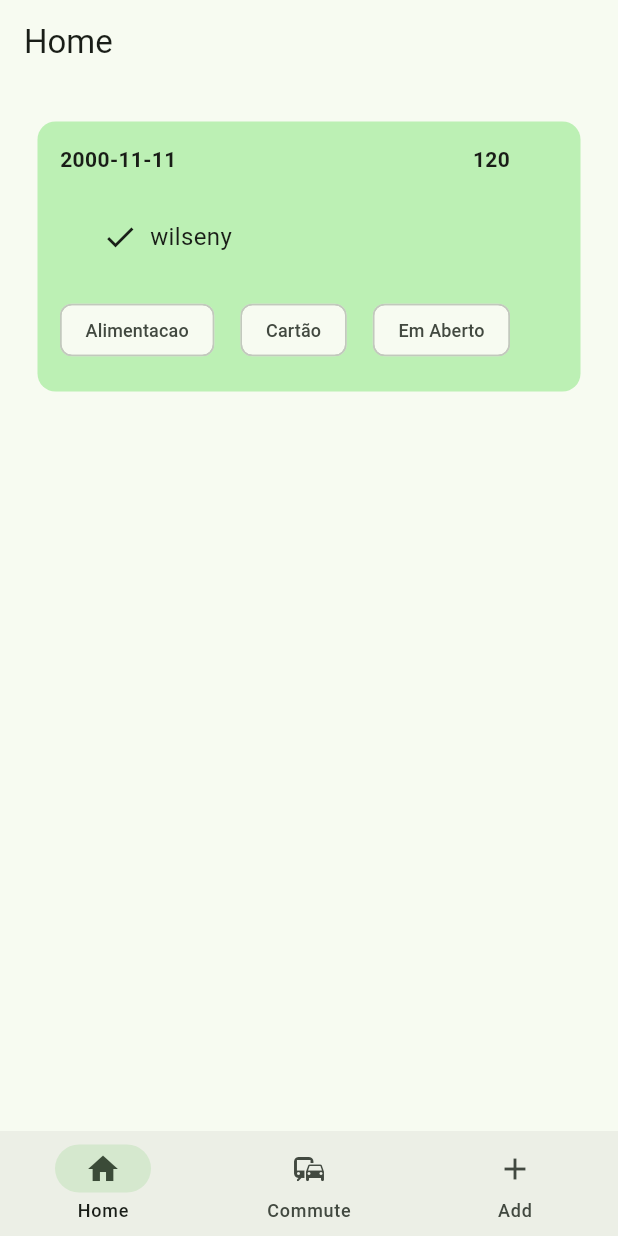
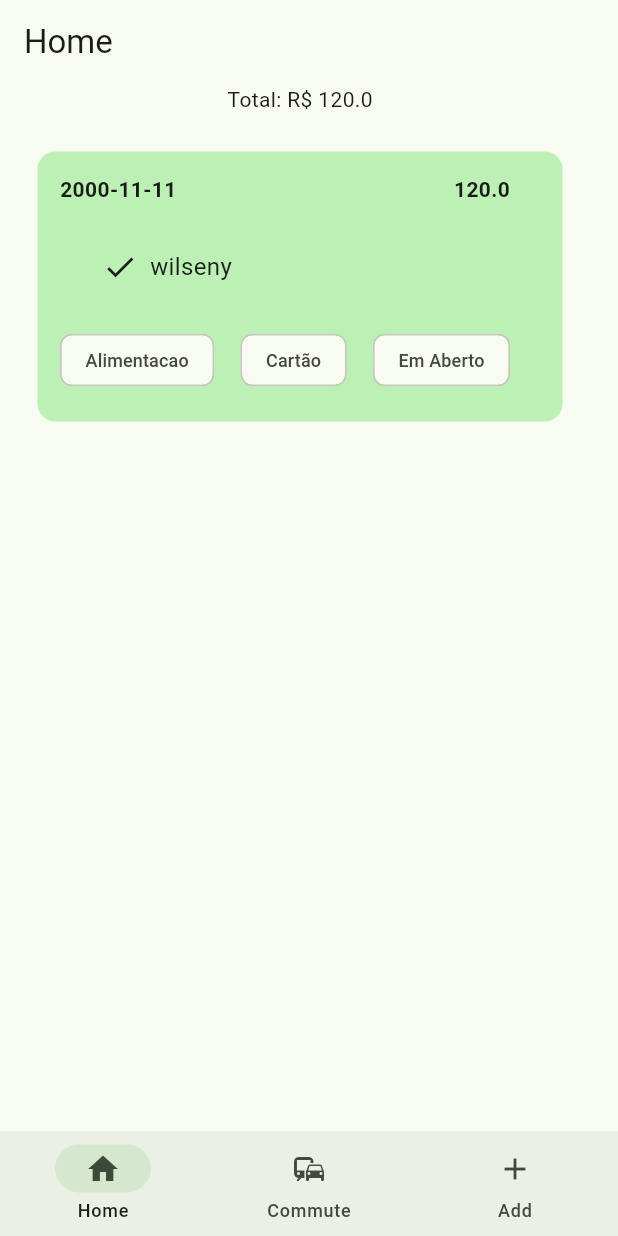
Before and after one commit to WilsenyTeixeira/flutter_app_financas, a Flutter app: the screen it shows after launch, on a phone screen of 412 x 824 dp. Run offline on Flutter 3.47's test engine with Material 2 defaults, Android fonts, the light colour scheme and no system bars; drawn by our look-alikes of flutter_slidable; our stand-ins replace currency_text_input_formatter, hive_flutter; missing offline and left inert: dart:ffi; accounts and stored records are empty.

Commit message:
somando despesas

```diff
--- a/lib/data/database.dart
+++ b/lib/data/database.dart
@@ -9,17 +9,17 @@ class ToDoDataBase {
   // run this method if this is the 1st time ever opening this app
   void createInitialData() {
     toDoList = [
-      ["120", "wilseny", "2000-11-11", false, "Alimentacao", "Cartão"],
+      [120.0, "wilseny", "2000-11-11", false, "Alimentacao", "Cartão"],
     ];
   }
 
   // load the data from database
   void loadData() {
-    toDoList = _myBox.get("TODOLIST");
+    toDoList = _myBox.get("TODOLIST-1");
   }
 
   // update the database
   void updateDataBase() {
-    _myBox.put("TODOLIST", toDoList);
+    _myBox.put("TODOLIST-1", toDoList);
   }
 }
--- a/lib/main.dart
+++ b/lib/main.dart
@@ -8,7 +8,7 @@ void main() async {
   await Hive.initFlutter();
 
   // open a box
-  //var box = await Hive.openBox('mybox');
+  var box = await Hive.openBox('mybox');
 
   runApp(const MyApp());
 }
--- a/lib/pages/add_despesas.dart
+++ b/lib/pages/add_despesas.dart
@@ -46,7 +46,7 @@ class _AddDespesasState extends State<AddDespesas> {
   @override
   void initState() {
     // if this is the 1st time ever openin the app, then create default data
-    if (_myBox.get("TODOLIST") == null) {
+    if (_myBox.get("TODOLIST-1") == null) {
       db.createInitialData();
     } else {
       // there already exists data
@@ -63,7 +63,9 @@ class _AddDespesasState extends State<AddDespesas> {
   void saveNewTask() {
     setState(() {
       db.toDoList.add([
-        _controllerValor.text,
+        double.parse(_controllerValor.text
+            .substring(0, _controllerValor.text.length - 7)
+            .replaceAll(",", ".")),
         _controllerDesc.text,
         _controllerDate.text,
         false,
--- a/lib/pages/home_page.dart
+++ b/lib/pages/home_page.dart
@@ -1,3 +1,5 @@
+import 'dart:ffi';
+
 import 'package:flutter/material.dart';
 import 'package:hive_flutter/hive_flutter.dart';
 import '../data/database.dart';
@@ -15,11 +17,12 @@ class _HomePageState extends State<HomePage> {
   final _myBox = Hive.box('mybox');
   ToDoDataBase db = ToDoDataBase();
   List dbFinal = [];
+  double _sum = 0.0;
 
   @override
   void initState() {
     // if this is the 1st time ever openin the app, then create default data
-    if (_myBox.get("TODOLIST") == null) {
+    if (_myBox.get("TODOLIST-1") == null) {
       db.createInitialData();
     } else {
       // there already exists data
@@ -37,6 +40,10 @@ class _HomePageState extends State<HomePage> {
         dbFinal.add(element);
       }
     }
+
+    dbFinal.forEach((element) {
+      _sum += element.first;
+    });
   }
 
   // text controller
@@ -66,7 +73,13 @@ class _HomePageState extends State<HomePage> {
           title: const Text('Home'),
           elevation: 0,
         ),
-      body: ListView.builder(
+        body: Column(
+          children: [
+            Text("Total: R\$ " + _sum.toString()),
+            SizedBox(
+              height: 500,
+              width: 400,
+              child: ListView.builder(
                 itemCount: dbFinal.length,
                 itemBuilder: (context, index) {
                   return ToDoTile(
@@ -81,6 +94,8 @@ class _HomePageState extends State<HomePage> {
                   );
                 },
               ),
-    );
+            )
+          ],
+        ));
   }
 }
--- a/lib/util/todo_tile.dart
+++ b/lib/util/todo_tile.dart
@@ -2,7 +2,7 @@ import 'package:flutter/material.dart';
 import 'package:flutter_slidable/flutter_slidable.dart';
 
 class ToDoTile extends StatelessWidget {
-  final String taskValor;
+  final double taskValor;
   final String taskDesc;
   final String taskDate;
   final bool taskCompleted;
@@ -75,7 +75,7 @@ class ToDoTile extends StatelessWidget {
                           ),
                         ),
                         Text(
-                          taskValor,
+                          taskValor.toString(),
                           style: TextStyle(
                             fontWeight: FontWeight.bold,
                             decoration: taskCompleted
```
Lines whose indentation alone changed are shown as unchanged.
